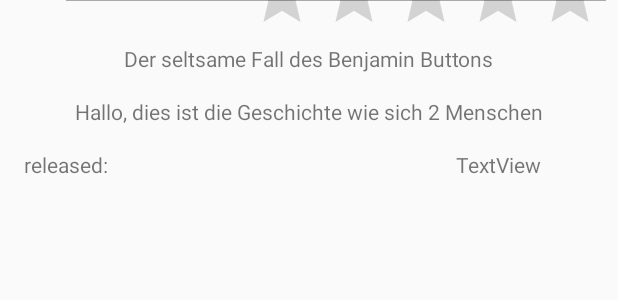
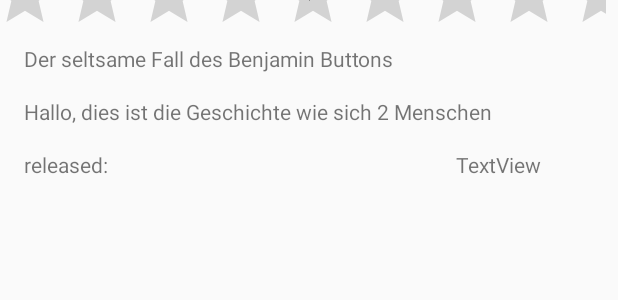
Before and after one commit to PascalDierich/Popular-Movies, an Android app: the layout activity_detail_beta.xml on its own in the app's theme, with its tools: preview values and no code run, on a phone screen of 412 x 824 dp. Shown: the top 300 px of the screen. Run offline under Robolectric (Android 15) with nearby library versions, the phone set to English and light mode, and no system bars.

```diff
--- a/app/src/main/java/com/pascaldierich/popularmovies/ImageAdapter.java
+++ b/app/src/main/java/com/pascaldierich/popularmovies/ImageAdapter.java
@@ -35,13 +35,13 @@ public class ImageAdapter extends ArrayAdapter<GridItem> {
 
     public void setGridData(ArrayList<GridItem> gridData){
         this.gridData = gridData;
-        notifyDataSetChanged(); // TODO: what?
+        notifyDataSetChanged();
     }
 
     @Override
     public View getView(int position, View convertView, ViewGroup parent) {
         ViewHolder holder;
-
+        Log.i(TAG, "getView called: " + position);
         if (convertView == null) {
             LayoutInflater inflater = ((Activity) context).getLayoutInflater();
             convertView = inflater.inflate(layoutResourceId, parent, false);
--- a/app/src/main/java/com/pascaldierich/popularmovies/JsonFormatter.java
+++ b/app/src/main/java/com/pascaldierich/popularmovies/JsonFormatter.java
@@ -17,13 +17,11 @@ public class JsonFormatter {
     public String[] getImageURLS(String jsonString) throws Exception { // TODO: Exceptions
         JSONObject jsonObject = new JSONObject(jsonString);
         JSONArray jsonArray = jsonObject.getJSONArray("results");
-
         String[] imageURLs = new String[jsonArray.length()];
-        final String URL = "https://image.tmdb.org/t/p/w500"; // TODO: declare in string.xml
 
         for(int i = 0; i < jsonArray.length(); i++){
             jsonObject = jsonArray.getJSONObject(i);
-            imageURLs[i] = URL + jsonObject.get("poster_path").toString();
+            imageURLs[i] = R.string.poster_path + jsonObject.get("poster_path").toString();
         }
 
         return imageURLs;
--- a/app/src/main/res/layout/activity_detail_beta.xml
+++ b/app/src/main/res/layout/activity_detail_beta.xml
@@ -9,11 +9,12 @@
 
 
     <ImageView
-        android:layout_width="360dp"
+        android:layout_width="wrap_content"
         android:layout_height="wrap_content"
         app:srcCompat="@android:color/darker_gray"
         android:id="@+id/thumbnail"
-        app:layout_constraintRight_toRightOf="@+id/ratingBar"
+        app:layout_constraintRight_toRightOf="parent"
+        app:layout_constraintLeft_toLeftOf="parent"
         app:layout_constraintTop_toTopOf="parent" />
 
     <RatingBar
@@ -23,9 +24,11 @@
         app:layout_constraintBottom_toBottomOf="@+id/thumbnail"
         app:layout_constraintRight_toRightOf="parent"
         app:layout_constraintTop_toBottomOf="@+id/thumbnail"
-        android:numStars="5"
+        android:numStars="10"
         android:layout_marginEnd="8dp"
-        android:layout_marginRight="8dp" />
+        android:layout_marginRight="8dp"
+        android:clickable="false"
+        android:isIndicator="true" />
 
     <TextView
         android:text="TextView"
@@ -38,7 +41,7 @@
 
     <TextView
         android:text="Der seltsame Fall des Benjamin Buttons"
-        android:layout_width="wrap_content"
+        android:layout_width="0dp"
         android:layout_height="wrap_content"
         android:id="@+id/textViewTitle"
         android:layout_marginStart="16dp"
@@ -51,7 +54,7 @@
 
     <TextView
         android:text="Hallo, dies ist die Geschichte wie sich 2 Menschen"
-        android:layout_width="wrap_content"
+        android:layout_width="0dp"
         android:layout_height="wrap_content"
         android:id="@+id/textViewPlot"
         android:layout_marginStart="16dp"
@@ -61,7 +64,8 @@
         android:layout_marginLeft="16dp"
         android:layout_marginEnd="16dp"
         app:layout_constraintRight_toRightOf="parent"
-        android:layout_marginRight="16dp" />
+        android:layout_marginRight="16dp"
+        app:layout_constraintHorizontal_bias="0.0" />
 
     <TextView
         android:text="released:"
```
Also changed, not shown: app/src/main/java/com/pascaldierich/popularmovies/DetailActivity.java (+4 -6 lines), app/src/main/java/com/pascaldierich/popularmovies/MainActivity.java (+74 -27 lines), app/src/main/res/values/strings.xml (+18 -1 lines).
